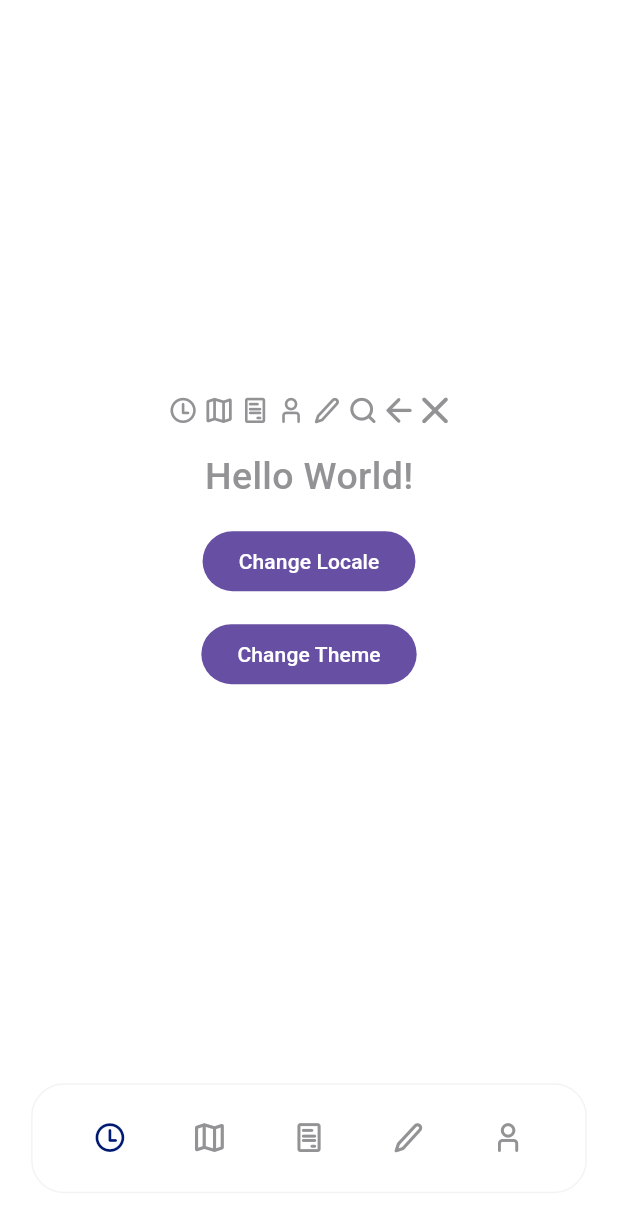
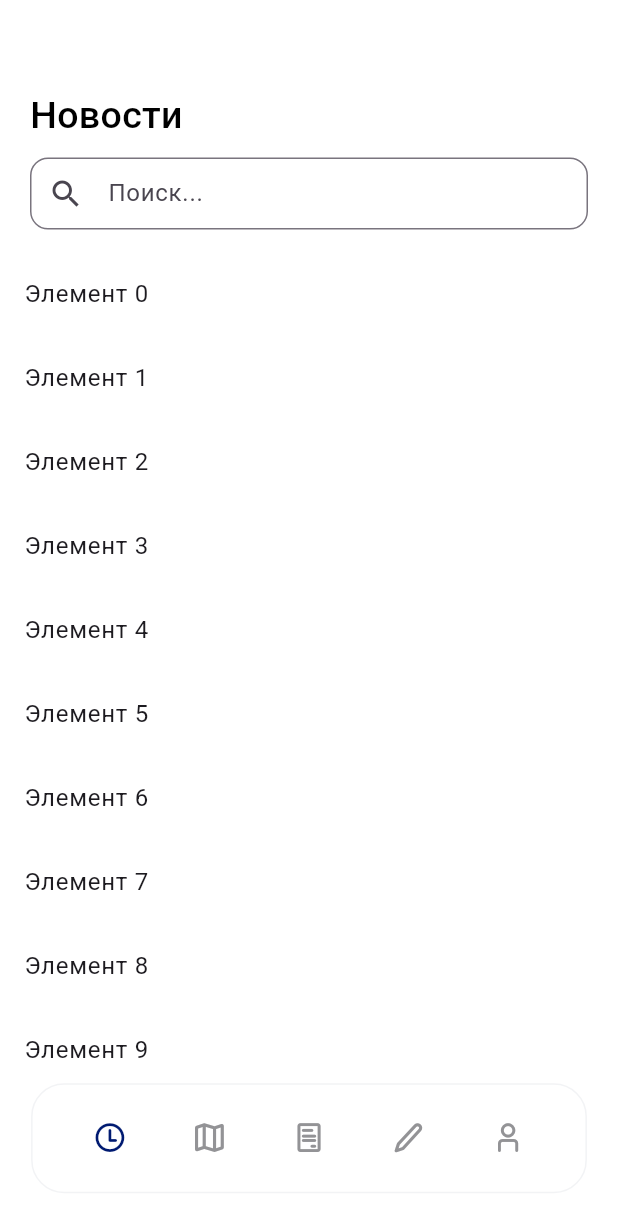
Before and after one commit to team4-sad/flutter-mobile-client, a Flutter app: the screen it shows after launch, on a phone screen of 412 x 824 dp. Shown: the top 1232 px of the screen. Run offline on Flutter 3.47's test engine with Material 3 defaults, Android fonts, the phone set to English and light mode, and no system bars; our stand-ins replace easy_localization, flutter_bloc, flutter_screenutil, get_it; key blocks and very long unbroken strings in the code were emptied for the run.

Commit message:
added draft news page

```diff
--- a/lib/common/features/bottom-nav-bar/bloc/bottom_nav_bar_bloc.dart
+++ b/lib/features/root/features/bottom-nav-bar/bloc/bottom_nav_bar_bloc.dart
@@ -1,5 +1,5 @@
 import 'package:flutter_bloc/flutter_bloc.dart';
-import 'package:miigaik/common/features/bottom-nav-bar/items_nav_bar.dart';
+import 'package:miigaik/features/root/features/bottom-nav-bar/items_nav_bar.dart';
 
 part 'bottom_nav_bar_event.dart';
 part 'bottom_nav_bar_state.dart';
--- a/lib/common/features/bottom-nav-bar/bottom_nav_bar.dart
+++ b/lib/features/root/features/bottom-nav-bar/bottom_nav_bar.dart
@@ -3,6 +3,7 @@ import 'package:flutter_bloc/flutter_bloc.dart';
 import 'package:flutter_screenutil/flutter_screenutil.dart';
 import 'package:get_it/get_it.dart';
 import 'package:miigaik/theme/app_theme_extensions.dart';
+import 'package:miigaik/theme/values.dart';
 
 import 'bloc/bottom_nav_bar_bloc.dart';
 import 'items_nav_bar.dart';
@@ -13,20 +14,20 @@ class BottomNavBar extends StatelessWidget {
   @override
   Widget build(BuildContext context) {
     return Padding(
-      padding: EdgeInsets.only(bottom: 26.h),
+      padding: EdgeInsets.only(bottom: horizontalMarginNavBar.h),
       child: Row(
         mainAxisAlignment: MainAxisAlignment.center,
         children: [
           Container(
-            height: 64.w,
+            height: heightNavBar.w,
             decoration: BoxDecoration(
               color: context.palette.background,
               border: Border.all(
                   color: context.palette.container
               ),
-              borderRadius: BorderRadius.circular(20.r)
+              borderRadius: BorderRadius.circular(borderRadiusNavBar.r)
             ),
-            padding: EdgeInsets.symmetric(horizontal: 16.w),
+            padding: EdgeInsets.symmetric(horizontal: horizontalPaddingNavBar.w),
             child: BlocBuilder<BottomNavBarBloc, BottomNavBarState>(
               bloc: GetIt.I.get(),
               builder: (BuildContext context, state) {
@@ -62,12 +63,12 @@ class _ItemBottomNavBar extends StatelessWidget {
         GetIt.I.get<BottomNavBarBloc>().add(GoToEventEvent(item));
       },
       child: SizedBox(
-        width: 58.w,
+        width: widthTapItemNavBar.w,
         child: Center(
           child: Icon(
             item.icon,
             color: (isSelected) ? context.palette.accent : context.palette.subText,
-            size: 24.w,
+            size: sizeIconNavBar.w,
           ),
         ),
       ),
--- /dev/null
+++ b/lib/features/root/root_page.dart
@@ -0,0 +1,23 @@
+import 'package:flutter/material.dart';
+import 'package:flutter_bloc/flutter_bloc.dart';
+import 'package:get_it/get_it.dart';
+import 'package:miigaik/features/root/features/bottom-nav-bar/bloc/bottom_nav_bar_bloc.dart';
+import 'package:miigaik/features/root/features/bottom-nav-bar/bottom_nav_bar.dart';
+import 'package:miigaik/features/root/tabs/news/news.dart';
+
+class RootPage extends StatelessWidget {
+  const RootPage({super.key});
+
+  @override
+  Widget build(BuildContext context) {
+    return Scaffold(
+      body: BlocBuilder(
+        bloc: GetIt.I.get<BottomNavBarBloc>(),
+        builder: (context, state) {
+          return NewsPage();
+        }
+      ),
+      bottomNavigationBar: BottomNavBar(),
+    );
+  }
+}
--- /dev/null
+++ b/lib/features/root/tabs/news/models/news_model.dart
@@ -0,0 +1,15 @@
+class NewsModel {
+  final String id;
+  final String title;
+  final String description;
+  final String imageLink;
+  final String newsLink;
+
+  NewsModel({
+    required this.id,
+    required this.title,
+    required this.description,
+    required this.imageLink,
+    required this.newsLink
+  });
+}
--- /dev/null
+++ b/lib/features/root/tabs/news/news.dart
@@ -0,0 +1,72 @@
+import 'package:flutter/material.dart';
+import 'package:miigaik/theme/app_theme_extensions.dart';
+import 'package:miigaik/theme/text_styles.dart';
+import 'package:miigaik/theme/values.dart';
+
+import 'news_header.dart';
+
+class NewsPage extends StatefulWidget {
+  const NewsPage({super.key});
+
+  @override
+  State<NewsPage> createState() => _NewsPageState();
+}
+
+class _NewsPageState extends State<NewsPage> {
+  final ScrollController _scrollController = ScrollController();
+  bool _showDivider = false;
+
+  @override
+  void initState() {
+    super.initState();
+    _scrollController.addListener(_onScroll);
+  }
+
+  void _onScroll() {
+    final isScrolled = _scrollController.offset > 0;
+    if (isScrolled != _showDivider) {
+      setState(() => _showDivider = isScrolled);
+    }
+  }
+
+  @override
+  void dispose() {
+    _scrollController.removeListener(_onScroll);
+    _scrollController.dispose();
+    super.dispose();
+  }
+
+  @override
+  Widget build(BuildContext context) {
+    final items = List.generate(50, (i) => 'Элемент $i');
+    return Scaffold(
+      body: Stack(
+        children: [
+          CustomScrollView(
+            controller: _scrollController,
+            slivers: [
+              PinnedHeaderSliver(
+                child: NewsHeader(
+                  showDivider: _showDivider,
+                  contentPadding: EdgeInsets.only(
+                    left: horizontalPaddingPage,
+                    right: horizontalPaddingPage,
+                    top: 59,
+                  ),
+                ),
+              ),
+              SliverList(
+                delegate: SliverChildBuilderDelegate(
+                  (context, index) => ListTile(
+                    title: Text(items[index]),
+                  ),
+                  childCount: items.length,
+                ),
+              ),
+            ],
+          ),
+        ],
+      ),
+    );
+  }
+}
--- /dev/null
+++ b/lib/features/root/tabs/news/news_header.dart
@@ -0,0 +1,68 @@
+import 'package:flutter/material.dart';
+import 'package:miigaik/theme/app_theme_extensions.dart';
+import 'package:miigaik/theme/text_styles.dart';
+import 'package:miigaik/theme/values.dart';
+
+
+class _SearchField extends StatelessWidget {
+  const _SearchField();
+
+  @override
+  Widget build(BuildContext context) {
+    return TextField(
+      decoration: InputDecoration(
+        hintText: 'Поиск...',
+        prefixIcon: const Icon(Icons.search),
+        border: OutlineInputBorder(
+          borderRadius: BorderRadius.circular(12),
+        ),
+        contentPadding: const EdgeInsets.symmetric(vertical: 0),
+      ),
+    );
+  }
+}
+
+class NewsHeader extends StatelessWidget {
+
+  final bool _showDivider;
+  final EdgeInsets _contentPadding;
+
+  const NewsHeader({
+    super.key,
+    required bool showDivider,
+    required EdgeInsets contentPadding,
+  }):
+    _showDivider = showDivider,
+    _contentPadding = contentPadding;
+
+  @override
+  Widget build(BuildContext context) {
+    return Container(
+      color: context.palette.background,
+      padding: _contentPadding,
+      child: Column(
+        crossAxisAlignment: CrossAxisAlignment.start,
+        children: [
+          Column(
+            crossAxisAlignment: CrossAxisAlignment.start,
+            mainAxisSize: MainAxisSize.min,
+            children: [
+              Text('Новости', style: TS.medium25.use(context.palette.text)),
+              SizedBox(height: 10),
+              _SearchField(),
+            ],
+          ),
+          SizedBox(height: 14),
+          AnimatedContainer(
+            duration: const Duration(milliseconds: 200),
+            height: 1,
+            color: _showDivider
+                ? context.palette.container
+                : context.palette.container.withAlpha(0),
+          ),
+        ],
+      ),
+    );
+  }
+
+}
--- a/lib/features/test-home/home_page.dart
+++ /dev/null
@@ -1,60 +0,0 @@
-import 'package:easy_localization/easy_localization.dart';
-import 'package:flutter/material.dart';
-import 'package:get_it/get_it.dart';
-import 'package:miigaik/common/features/bottom-nav-bar/bottom_nav_bar.dart';
-import 'package:miigaik/features/switch-locale/locale_bloc.dart';
-import 'package:miigaik/features/switch-theme/theme_bloc.dart';
-import 'package:miigaik/generated/icons.g.dart';
-import 'package:miigaik/generated/types.dart';
-import 'package:miigaik/theme/app_theme_extensions.dart';
-import 'package:miigaik/theme/text_styles.dart';
-
-class HomePage extends StatelessWidget {
-  const HomePage({super.key});
-
-  @override
-  Widget build(BuildContext context) {
-    return Scaffold(
-      bottomNavigationBar: BottomNavBar(),
-      body: Center(
-        child: Column(
-          spacing: 14,
-          mainAxisSize: MainAxisSize.min,
-          children: [
-            Row(
-              mainAxisSize: MainAxisSize.min,
-              children: [
-                Icon(I.schedule),
-                Icon(I.map),
-                Icon(I.news),
-                Icon(I.profile),
-                Icon(I.notes),
-                Icon(I.search),
-                Icon(I.back),
-                Icon(I.close),
-              ],
-            ),
-            Text(
-              context.tr(T.test),
-              style: TS.medium25.use(context.palette.subText),
-            ),
-            FilledButton(
-              onPressed: (){
-                GetIt.I.get<LocaleBloc>().add(NextLocaleEvent());
-              },
-              child: Text(
-                context.tr(T.change_locale),
-                  style: TextStyle(
-                    color: context.palette.unAccent
-                  ),
-              ),
-            ),
-            FilledButton(onPressed: (){
-              GetIt.I.get<ThemeBloc>().add(NextAppThemeEvent());
-            }, child: Text(context.tr(T.change_theme)))
-          ],
-        )
-      ),
-    );
-  }
-}
--- a/lib/main.dart
+++ b/lib/main.dart
@@ -3,12 +3,12 @@ import 'package:flutter/material.dart';
 import 'package:flutter_bloc/flutter_bloc.dart';
 import 'package:flutter_screenutil/flutter_screenutil.dart';
 import 'package:get_it/get_it.dart';
-import 'package:miigaik/common/features/bottom-nav-bar/bloc/bottom_nav_bar_bloc.dart';
+import 'package:miigaik/features/root/root_page.dart';
 import 'package:miigaik/features/switch-locale/locale_bloc.dart';
-import 'package:miigaik/features/test-home/home_page.dart';
 import 'package:miigaik/theme/app_theme.dart';
 import 'package:miigaik/theme/app_theme_extensions.dart';
-import 'common/features/bottom-nav-bar/items_nav_bar.dart';
+import 'features/root/features/bottom-nav-bar/bloc/bottom_nav_bar_bloc.dart';
+import 'features/root/features/bottom-nav-bar/items_nav_bar.dart';
 import 'features/switch-theme/theme_bloc.dart';
 
 void main() async {
@@ -60,7 +60,7 @@ class MyApp extends StatelessWidget {
               bloc: GetIt.I.get<LocaleBloc>(),
               builder: (context, state) {
                 context.setLocale(state.locale);
-                return HomePage();
+                return RootPage();
               },
             ),
           ),
--- /dev/null
+++ b/lib/theme/values.dart
@@ -0,0 +1,8 @@
+const int heightNavBar = 64;
+const int borderRadiusNavBar = 20;
+const int widthTapItemNavBar = 58;
+const int sizeIconNavBar = 24;
+const int horizontalMarginNavBar = 26;
+const int horizontalPaddingNavBar = 16;
+
+const double horizontalPaddingPage = 20;
```
Also changed, not shown: lib/features/root/features/bottom-nav-bar/bloc/bottom_nav_bar_event.dart (renamed from lib/common/features/bottom-nav-bar/bloc/bottom_nav_bar_event.dart), lib/features/root/features/bottom-nav-bar/bloc/bottom_nav_bar_state.dart (renamed from lib/common/features/bottom-nav-bar/bloc/bottom_nav_bar_state.dart), lib/features/root/features/bottom-nav-bar/items_nav_bar.dart (renamed from lib/common/features/bottom-nav-bar/items_nav_bar.dart).
